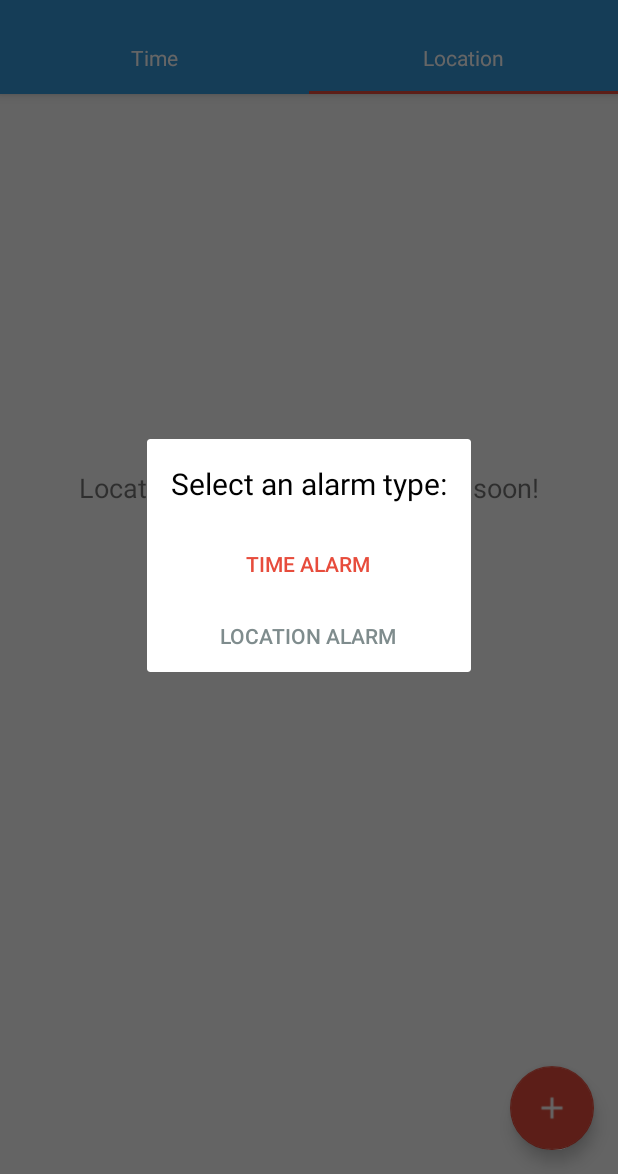
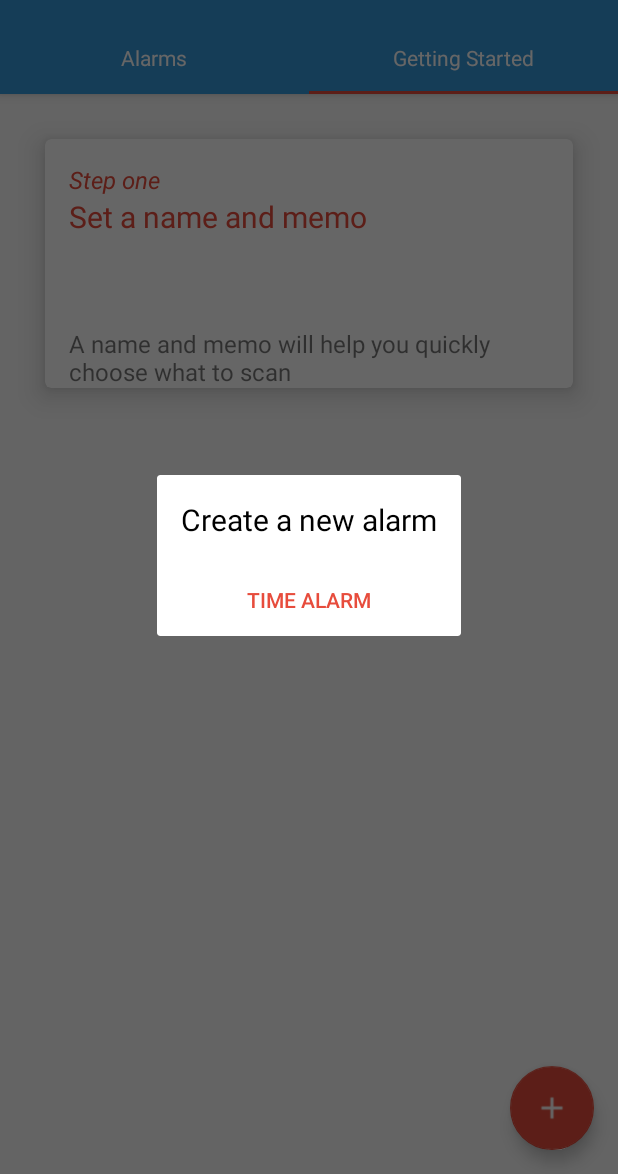
Before and after one commit to ETS-Android1/up-and-atom, an Android app: the fragment NewAlarmDialogFragment placed in its activity, tab 2 chosen, on a phone screen of 412 x 824 dp, the part 62-1236 px from its top. Run offline under Robolectric (Android 15) with nearby library versions, the phone set to English and light mode, and no system bars.

Commit message:
REPLACED location tab with Getting Started tab. Currently working on the layout and content of the cards.
Don't need a recycler for this one as the content is static.

TWEAKED layout of alarm cards
REFACTORED some java classes

```diff
--- a/app/src/main/java/com/example/kelvinharron/qralarm/ActivitySettings.java
+++ b/app/src/main/java/com/example/kelvinharron/qralarm/ActivitySettings.java
@@ -32,5 +32,4 @@ public class ActivitySettings extends AppCompatActivity {
         getFragmentManager().beginTransaction().replace(android.R.id.content, new FragmentPreferences()).commit();
     }
 
-
 }
--- a/app/src/main/java/com/example/kelvinharron/qralarm/LocationAlarmAdapter.java
+++ b/app/src/main/java/com/example/kelvinharron/qralarm/AdapterLocationAlarm.java
@@ -17,7 +17,7 @@ import java.util.List;
  * TODO: add database wrapper so we can update database with card information
  * Created by kelvinharron on 10/04/2016.
  */
-public class LocationAlarmAdapter extends RecyclerView.Adapter<LocationAlarmAdapter.AlarmViewHolder>{
+public class AdapterLocationAlarm extends RecyclerView.Adapter<AdapterLocationAlarm.AlarmViewHolder>{
 
     private LayoutInflater inflater;
     private List<Alarm> alarmData = Collections.emptyList();
@@ -28,7 +28,7 @@ public class LocationAlarmAdapter extends RecyclerView.Adapter<LocationAlarmAdap
      * @param context
      * @param alarmData
      */
-    public LocationAlarmAdapter(Context context, List<Alarm> alarmData) {
+    public AdapterLocationAlarm(Context context, List<Alarm> alarmData) {
         inflater = LayoutInflater.from(context);
         this.alarmData = alarmData;
     }
--- a/app/src/main/java/com/example/kelvinharron/qralarm/TimeAlarmAdapter.java
+++ b/app/src/main/java/com/example/kelvinharron/qralarm/AdapterTimeAlarm.java
@@ -17,7 +17,7 @@ import java.util.List;
  * TODO: add database wrapper so we can update database with card information
  * Created by kelvinharron on 10/04/2016.
  */
-public class TimeAlarmAdapter extends RecyclerView.Adapter<TimeAlarmAdapter.AlarmViewHolder> {
+public class AdapterTimeAlarm extends RecyclerView.Adapter<AdapterTimeAlarm.AlarmViewHolder> {
 
     private LayoutInflater inflater;
     private List<Alarm> timeAlarmData = Collections.emptyList();
@@ -28,7 +28,7 @@ public class TimeAlarmAdapter extends RecyclerView.Adapter<TimeAlarmAdapter.Alar
      * @param context
      * @param timeAlarmData
      */
-    public TimeAlarmAdapter(Context context, List<Alarm> timeAlarmData) {
+    public AdapterTimeAlarm(Context context, List<Alarm> timeAlarmData) {
         inflater = LayoutInflater.from(context);
         this.timeAlarmData = timeAlarmData;
     }
--- a/app/src/main/java/com/example/kelvinharron/qralarm/DismissAlarmActivity.java
+++ b/app/src/main/java/com/example/kelvinharron/qralarm/DismissAlarmActivity.java
@@ -321,7 +321,7 @@ public class DismissAlarmActivity extends AppCompatActivity implements OnComplet
         Location prefLocation = new Location(provider);
         prefLocation.setLatitude(HOME_LATITUDE);
         prefLocation.setLongitude(HOME_LONGITUDE);
-        if (localLocation.distanceTo(prefLocation) < LOCATION_MARGIN && this.locationServiceAvailable){
+        if (localLocation.distanceTo(prefLocation) < LOCATION_MARGIN && this.locationServiceAvailable) {
             atPrefLocation = true;
         } else {
             atPrefLocation = false;
--- a/app/src/main/java/com/example/kelvinharron/qralarm/LocationAlarmFragment.java
+++ b/app/src/main/java/com/example/kelvinharron/qralarm/FragmentAlarmLocation.java
@@ -2,27 +2,22 @@ package com.example.kelvinharron.qralarm;
 
 import android.support.v4.app.Fragment;
 import android.os.Bundle;
-import android.support.v7.widget.LinearLayoutManager;
-import android.support.v7.widget.RecyclerView;
 import android.view.LayoutInflater;
 import android.view.View;
 import android.view.ViewGroup;
-
-import java.util.ArrayList;
-import java.util.List;
 
 /**
  * Class is used to inflate the alarm fragment view on our interface.
  * Created by kelvinharron on 04/04/2016.
  */
-public class LocationAlarmFragment extends Fragment {
+public class FragmentAlarmLocation extends Fragment {
 
     private View layout;
 
     /**
-     * Default class constructor, empty as standard
+     * Default class constructor.
      */
-    public LocationAlarmFragment() {
+    public FragmentAlarmLocation() {
     }
 
     @Override
@@ -40,7 +35,7 @@ public class LocationAlarmFragment extends Fragment {
      */
     @Override
     public View onCreateView(LayoutInflater inflater, ViewGroup container, Bundle savedInstanceState) {
-        layout = inflater.inflate(R.layout.fragment_alarm_location, container, false);
+        layout = inflater.inflate(R.layout.activity_new_alarm_location, container, false);
 
         return layout;
     }
--- /dev/null
+++ b/app/src/main/java/com/example/kelvinharron/qralarm/FragmentGettingStarted.java
@@ -0,0 +1,44 @@
+package com.example.kelvinharron.qralarm;
+
+import android.app.FragmentManager;
+import android.os.Bundle;
+import android.support.v4.app.Fragment;
+import android.view.LayoutInflater;
+import android.view.View;
+import android.view.ViewGroup;
+
+/**
+ * Fragment class used to display the information for getting started. This fragment is controlled by the view pager and tab controller contained in the ActivityMain class file.
+ * This allows us to easily create and implement more tabs to the main interface in future should we need to.
+ * Created by kelvinharron on 22/04/2016.
+ */
+public class FragmentGettingStarted extends Fragment {
+
+    private View layout;
+
+    /**
+     * Default class constructor.
+     */
+    public FragmentGettingStarted() {
+    }
+
+    @Override
+    public void onCreate(Bundle savedInstanceState) {
+        super.onCreate(savedInstanceState);
+    }
+
+    /**
+     * This method inflates the alarm fragment view object so that it displays on our activity interface.
+     *
+     * @param inflater
+     * @param container
+     * @param savedInstanceState
+     * @return
+     */
+    @Override
+    public View onCreateView(LayoutInflater inflater, ViewGroup container, Bundle savedInstanceState) {
+        layout = inflater.inflate(R.layout.fragment_getting_started, container, false);
+
+        return layout;
+    }
+}
--- a/app/src/main/java/com/example/kelvinharron/qralarm/TimeAlarmFragment.java
+++ b/app/src/main/java/com/example/kelvinharron/qralarm/FragmentTimeAlarm.java
@@ -15,18 +15,18 @@ import java.util.List;
  * Class is used to inflate the alarm fragment view on our interface.
  * Created by kelvinharron on 04/04/2016.
  */
-public class TimeAlarmFragment extends Fragment {
+public class FragmentTimeAlarm extends Fragment {
 
 
     private RecyclerView recyclerView;
-    private TimeAlarmAdapter adapter;
+    private AdapterTimeAlarm adapter;
     private View layout;
     private Context context;
 
     /**
      * Default class constructor, empty as standard
      */
-    public TimeAlarmFragment() {
+    public FragmentTimeAlarm() {
     }
 
     @Override
@@ -57,7 +57,7 @@ public class TimeAlarmFragment extends Fragment {
      */
     private void createRecyclerView() {
         recyclerView = (RecyclerView) layout.findViewById(R.id.time_alarm_recycler_view);
-        adapter = new TimeAlarmAdapter(getActivity(), getData());
+        adapter = new AdapterTimeAlarm(getActivity(), getData());
         recyclerView.setAdapter(adapter);
         recyclerView.setLayoutManager(new LinearLayoutManager(getActivity()));
     }
--- a/app/src/main/java/com/example/kelvinharron/qralarm/MainActivity.java
+++ b/app/src/main/java/com/example/kelvinharron/qralarm/MainActivity.java
@@ -2,7 +2,6 @@ package com.example.kelvinharron.qralarm;
 
 import android.content.Intent;
 import android.content.SharedPreferences;
-import android.preference.PreferenceManager;
 import android.support.design.widget.FloatingActionButton;
 import android.support.v7.app.AppCompatActivity;
 import android.os.Bundle;
@@ -15,8 +14,6 @@ import android.support.v7.widget.Toolbar;
 import android.view.Menu;
 import android.view.MenuItem;
 import android.view.View;
-import android.widget.EditText;
-import android.widget.TextView;
 
 
 import java.util.ArrayList;
@@ -181,8 +178,8 @@ public class MainActivity extends AppCompatActivity {
      */
     private void setupViewPager(ViewPager viewPager) {
         ViewPagerAdapter adapter = new ViewPagerAdapter(getSupportFragmentManager());
-        adapter.addFragment(new TimeAlarmFragment(), "Time");
-        adapter.addFragment(new LocationAlarmFragment(), "Location");
+        adapter.addFragment(new FragmentTimeAlarm(), "Alarms");
+        adapter.addFragment(new FragmentGettingStarted(), "Getting Started");
         viewPager.setAdapter(adapter);
     }
 
--- a/app/src/main/java/com/example/kelvinharron/qralarm/NewAlarmDialogFragment.java
+++ b/app/src/main/java/com/example/kelvinharron/qralarm/NewAlarmDialogFragment.java
@@ -42,8 +42,6 @@ public class NewAlarmDialogFragment extends DialogFragment implements View.OnCli
         getDialog().setTitle("Add new Alarm");
         timeAlarmButton = (Button) viewFragment.findViewById(R.id.newTimeAlarm);
         timeAlarmButton.setOnClickListener(this);
-        locationAlarmButton = (Button) viewFragment.findViewById(R.id.newLocationAlarm);
-        locationAlarmButton.setOnClickListener(this);
         setCancelable(true); // prevents a tap outside of screen or back button from cancelling the dialog
         return viewFragment;
     }
@@ -57,12 +55,6 @@ public class NewAlarmDialogFragment extends DialogFragment implements View.OnCli
             startActivity(openActivity);
             dismiss();
         }
-
-        if (viewFragment.getId() == R.id.newLocationAlarm) {
-            Intent openActivity = new Intent(getContext(), AddNewLocationAlarm.class);
-            startActivity(openActivity);
-            dismiss(); // Dismisses dialog from view, returning focus to activity
-        }
     }
 
 }
--- a/app/src/main/res/layout/activity_main.xml
+++ b/app/src/main/res/layout/activity_main.xml
@@ -1,4 +1,6 @@
-<?xml version="1.0" encoding="utf-8"?><!-- Main userinterface for our application. The views are used together with fragments that are inflated as the content views.
+<?xml version="1.0" encoding="utf-8"?>
+
+<!-- Main user interface for our application. The views are used together with fragments that are inflated as the content views.
  The Toolbar, tabs and floating action button will be constant between the two fragments that we use as we want the functionality
  to remain the same across both of these screens. -->
 <android.support.design.widget.CoordinatorLayout xmlns:android="http://schemas.android.com/apk/res/android"
@@ -28,7 +30,6 @@
             app:popupTheme="@style/MyMaterialTheme.PopupOverlay" />
 
         <android.support.design.widget.TabLayout
-            app:tabTextColor="@color/textWhite"
             android:id="@+id/tabs"
             android:layout_width="match_parent"
             android:layout_height="match_parent"
@@ -36,7 +37,8 @@
             app:tabIndicatorColor="@color/themeAccent"
             app:tabIndicatorHeight="2dp"
             app:tabMode="fixed"
-            app:tabTextAppearance="@android:style/TextAppearance.Widget.TabWidget" />
+            app:tabTextAppearance="@android:style/TextAppearance.Widget.TabWidget"
+            app:tabTextColor="@color/textWhite" />
     </android.support.design.widget.AppBarLayout>
 
     <android.support.design.widget.FloatingActionButton
--- a/app/src/main/res/layout/activity_new_alarm_time.xml
+++ b/app/src/main/res/layout/activity_new_alarm_time.xml
@@ -82,7 +82,7 @@
                     android:layout_width="match_parent"
                     android:layout_height="wrap_content"
                     android:layout_below="@+id/line3"
-                    android:layout_gravity="center"
+                    android:layout_gravity="center_horizontal"
                     android:layout_marginLeft="@dimen/add_new_alarm_standard_padding"
                     android:layout_marginRight="@dimen/add_new_alarm_standard_padding"
                     android:layout_marginTop="@dimen/add_new_alarm_standard_padding"
--- a/app/src/main/res/layout/card_time_alarm.xml
+++ b/app/src/main/res/layout/card_time_alarm.xml
@@ -18,7 +18,7 @@ the card view.
     android:id="@+id/time_alarm_card_view"
     android:layout_width="match_parent"
     android:layout_height="130dp"
-    android:layout_margin="10dp"
+    android:layout_margin="30dp"
     app:cardUseCompatPadding="true"
     card_view:cardCornerRadius="4dp"
     card_view:cardElevation="10dp">
@@ -63,6 +63,7 @@ the card view.
             android:layout_below="@id/time_alarm_memo"
             android:layout_marginLeft="@dimen/activity_horizontal_margin"
             android:text="@string/preset_alarm_hours"
+            android:textColor="@color/themeAccent"
             android:textSize="24sp"
             android:textStyle="bold" />
 
@@ -73,6 +74,7 @@ the card view.
             android:layout_below="@id/time_alarm_memo"
             android:layout_toRightOf="@id/time_alarm_hour"
             android:text=":"
+            android:textColor="@color/themeAccent"
             android:textSize="24sp"
             android:textStyle="bold" />
 
@@ -83,6 +85,7 @@ the card view.
             android:layout_below="@id/time_alarm_memo"
             android:layout_toRightOf="@id/time_alarm_colon"
             android:text="@string/preset_alarm_mins"
+            android:textColor="@color/themeAccent"
             android:textSize="24sp"
             android:textStyle="bold" />
 
--- a/app/src/main/res/layout/dialog_dismiss_layout.xml
+++ b/app/src/main/res/layout/dialog_dismiss_layout.xml
@@ -79,7 +79,6 @@
             android:text="Snooze"
             android:textColor="@color/themeAccent" />
 
-
         <Button
             android:id="@+id/override_button"
             style="?android:attr/borderlessButtonStyle"
--- a/app/src/main/res/layout/dialog_new_alarm.xml
+++ b/app/src/main/res/layout/dialog_new_alarm.xml
@@ -33,16 +33,6 @@
             android:background="@android:color/transparent"
             android:text="@string/time_alarm"
             android:textColor="@color/themeAccent" />
-
-        <Button
-            android:id="@+id/newLocationAlarm"
-            android:layout_width="wrap_content"
-            android:layout_height="wrap_content"
-            android:layout_gravity="center"
-            android:background="@android:color/transparent"
-            android:enabled="false"
-            android:text="@string/location_alarm"
-            android:textColor="@color/textEmptyState" />
         <!-- This option is disabled as we are keen to highlight the fact we made some progress on implementing
         a location based alarm that triggered once a user left a certain location without first scanning an object.
         This is disabled and coloured differently so a user cannot add alarms that will not function. -->
--- a/app/src/main/res/layout/fragment_alarm_location.xml
+++ /dev/null
@@ -1,24 +0,0 @@
-<?xml version="1.0" encoding="utf-8"?>
-
-<!-- As we were unable to implement a satisfactory location based alarm, we focused instead on polishing the time based version and left
- this tab section as a stub. A seperate adapater, card and fragment were all present but the logic behind it would require us to invest
- much more time to complete.-->
-
-<LinearLayout xmlns:android="http://schemas.android.com/apk/res/android"
-    xmlns:tools="http://schemas.android.com/tools"
-    android:id="@+id/coordinatorLayoutFile"
-    android:layout_width="match_parent"
-    android:layout_height="match_parent"
-    android:orientation="vertical"
-    tools:context=".TimeAlarmFragment">
-
-
-    <TextView
-        android:layout_width="wrap_content"
-        android:layout_height="wrap_content"
-        android:layout_gravity="center_horizontal"
-        android:layout_marginTop="250dp"
-        android:text="@string/empty_state"
-        android:textSize="18sp" />
-
-</LinearLayout>
--- a/app/src/main/res/layout/fragment_alarm_time.xml
+++ b/app/src/main/res/layout/fragment_alarm_time.xml
@@ -9,7 +9,7 @@ TODO: Establish connection to a dataset to enable empty state that shows text an
     android:id="@+id/coordinatorLayoutFile"
     android:layout_width="match_parent"
     android:layout_height="match_parent"
-    tools:context=".TimeAlarmFragment">
+    tools:context=".FragmentTimeAlarm">
 
 
     <TextView
--- /dev/null
+++ b/app/src/main/res/layout/fragment_getting_started.xml
@@ -0,0 +1,78 @@
+<?xml version="1.0" encoding="utf-8"?>
+
+<!-- As we were unable to implement a satisfactory location based alarm, we focused instead on polishing the time based version and left
+ this tab section as a stub. A seperate adapater, card and fragment were all present but the logic behind it would require us to invest
+ much more time to complete.-->
+
+<android.support.design.widget.CoordinatorLayout xmlns:android="http://schemas.android.com/apk/res/android"
+    xmlns:app="http://schemas.android.com/apk/res-auto"
+    xmlns:tools="http://schemas.android.com/tools"
+    android:layout_width="match_parent"
+    android:layout_height="match_parent"
+    android:theme="@android:style/Theme.Material.Light"
+    tools:context=".FragmentGettingStarted">
+
+    <!--> Layout allowing the user to scroll <-->
+    <android.support.v4.widget.NestedScrollView
+        android:layout_width="match_parent"
+        android:layout_height="match_parent"
+        app:layout_behavior="@string/appbar_scrolling_view_behavior">
+
+        <android.support.v7.widget.CardView xmlns:android="http://schemas.android.com/apk/res/android"
+
+            xmlns:app="http://schemas.android.com/tools"
+            xmlns:card_view="http://schemas.android.com/apk/res-auto"
+            android:id="@+id/card_getting_started_one"
+            android:layout_width="match_parent"
+            android:layout_height="wrap_content"
+            android:layout_margin="30dp"
+            app:cardUseCompatPadding="true"
+            card_view:cardCornerRadius="4dp"
+            card_view:cardElevation="10dp">
+
+            <!-- The elevation values allow us to alter the density of the shadow effect while the layout_margin will affect how much distance appears
+             between each unique card.-->
+
+            <LinearLayout
+                android:layout_width="match_parent"
+                android:layout_height="match_parent"
+                android:orientation="vertical">
+
+                <TextView
+                    android:layout_width="wrap_content"
+                    android:id="@+id/step_one"
+                    android:layout_marginLeft="@dimen/activity_horizontal_margin"
+                    android:layout_marginTop="@dimen/activity_vertical_margin"
+                    android:text="Step one"
+                    android:textColor="@color/themeAccent"
+                    android:textSize="16sp"
+                    android:textStyle="italic"
+                    android:layout_height="wrap_content" />
+                <TextView
+                    android:id="@+id/time_alarm_name"
+                    android:layout_width="wrap_content"
+                    android:layout_height="wrap_content"
+                    android:layout_marginLeft="@dimen/activity_horizontal_margin"
+                    android:text="Set a name and memo"
+                    android:textColor="@color/themeAccent"
+                    android:textSize="20sp"
+                    android:textStyle="normal" />
+
+                <TextView
+                    android:layout_marginTop="60dp"
+                    android:id="@+id/time_alarm_memo"
+                    android:layout_width="wrap_content"
+                    android:layout_height="wrap_content"
+                    android:layout_marginLeft="@dimen/activity_horizontal_margin"
+                    android:layout_marginRight="@dimen/activity_horizontal_margin"
+                    android:text="A name and memo will help you quickly choose what to scan "
+                    android:textSize="16sp"
+                    android:textStyle="normal" />
+
+
+            </LinearLayout>
+
+        </android.support.v7.widget.CardView>
+
+    </android.support.v4.widget.NestedScrollView>
+</android.support.design.widget.CoordinatorLayout>
--- a/app/src/main/res/values/strings.xml
+++ b/app/src/main/res/values/strings.xml
@@ -7,7 +7,7 @@
     <string name="user_record">Your record:</string>
     <string name="title_activity_maps">Map</string>
     <string name="dialog_override">Enter a passcode to override the alarm\nif the code cannot be found.</string>
-    <string name="dialog_new_alarm">Select an alarm type:</string>
+    <string name="dialog_new_alarm">Create a new alarm</string>
     <string name="action_about">About</string>
     <string name="add_new_alarm">Add new alarm</string>
     <string name="alarm_name_hint">Alarm Title</string>
```
